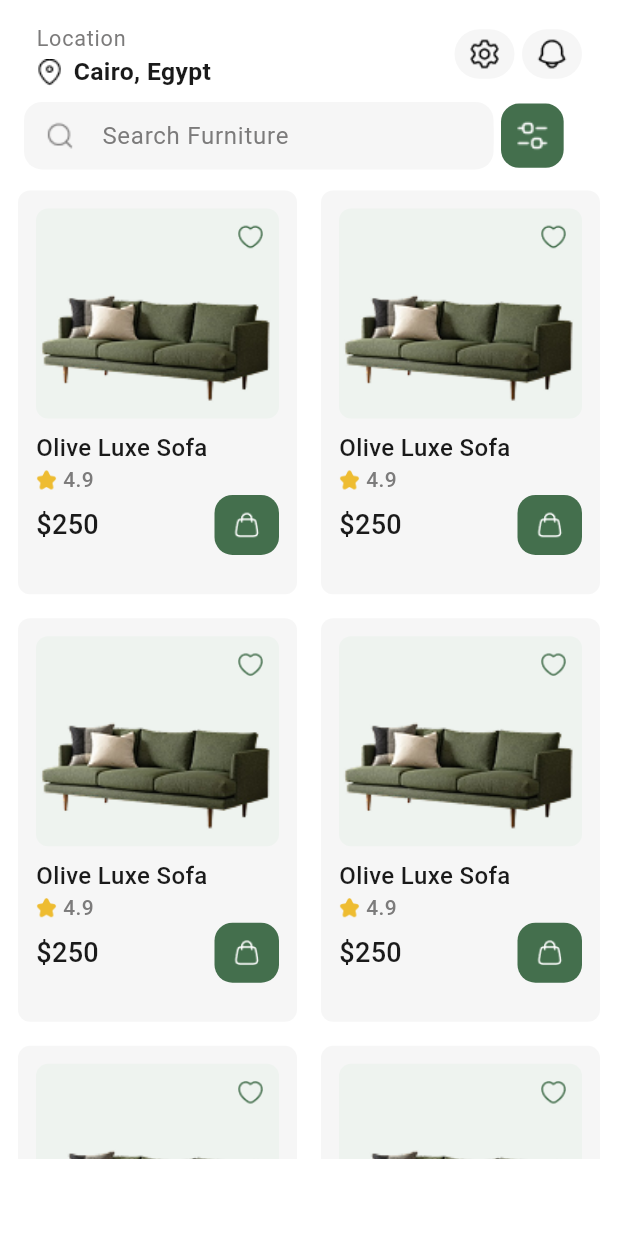
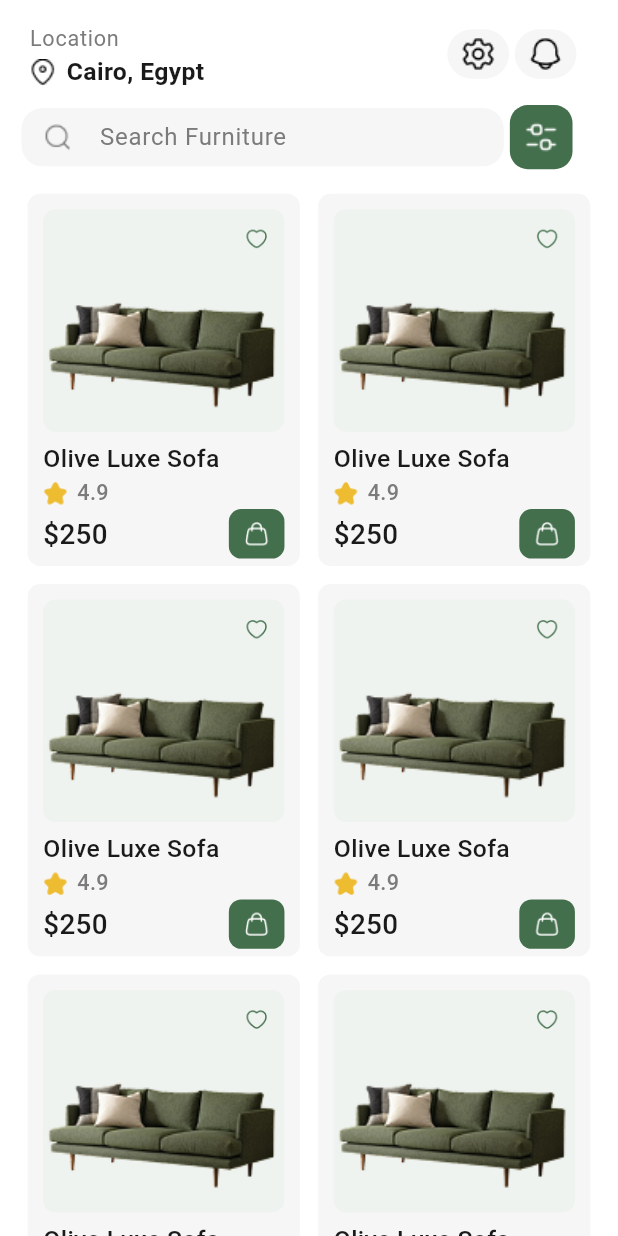
Before and after one commit to FarhaAhmed21/Decora, a Flutter app: the FavouriteScreen screen opened directly, on a phone screen of 412 x 824 dp. Run offline on Flutter 3.47's test engine with Material 3 defaults, Android fonts, the phone set to English and light mode, and no system bars; our stand-ins replace flutter_bloc, font_awesome_flutter, lottie; missing offline and left inert: flutter_image_overlap; Roboto replaces fonts that are missing (Montserratt).

Commit message:
responsive:  grid parameters

```diff
--- a/lib/core/utils/app_size.dart
+++ b/lib/core/utils/app_size.dart
@@ -1,6 +1,10 @@
 import 'package:flutter/material.dart';
 
 class AppSize {
+  // Base design reference (e.g., iPhone 12 screen)
+  static const baseWidth = 390.0;
+  static const baseHeight = 844.0;
+
   static double width(BuildContext context) =>
       MediaQuery.of(context).size.width;
 
--- a/lib/main.dart
+++ b/lib/main.dart
@@ -1,6 +1,8 @@
 import 'package:decora/core/l10n/app_localizations.dart';
 import 'package:decora/core/l10n/local_cubit.dart';
 import 'package:decora/src/features/cart/pages/main_cart_page.dart';
+import 'package:decora/src/features/categories/screens/categories_screen.dart';
+import 'package:decora/src/features/favourites/screens/favourite_screen.dart';
 import 'package:decora/src/features/splash/cubit/splash_cubit.dart';
 import 'package:decora/src/shared/theme/app_colors.dart';
 import 'package:flutter/material.dart';
@@ -35,7 +37,7 @@ class MyApp extends StatelessWidget {
             GlobalCupertinoLocalizations.delegate,
           ],
           supportedLocales: const [Locale('en'), Locale('ar')],
-          home: const MainCartPage(),
+          home: const FavouriteScreen(),
           theme: ThemeData(
             fontFamily: 'Montserratt',
             scaffoldBackgroundColor: AppColors.background,
--- a/lib/src/features/favourites/screens/favourite_screen.dart
+++ b/lib/src/features/favourites/screens/favourite_screen.dart
@@ -1,3 +1,4 @@
+import 'package:decora/core/utils/app_size.dart';
 import 'package:decora/src/shared/components/custom_card.dart';
 import 'package:decora/src/shared/components/searchbar.dart';
 import 'package:decora/src/shared/components/top_location_bar.dart';
@@ -13,25 +14,33 @@ class FavouriteScreen extends StatefulWidget {
 class _FavouriteScreenState extends State<FavouriteScreen> {
   @override
   Widget build(BuildContext context) {
+    final h = AppSize.height(context);
+    final w = AppSize.width(context);
+    final isLandscape = w > h;
+
     return Scaffold(
       body: SafeArea(
         child: Column(
           children: [
             const TopLocationBar(),
-            const SizedBox(height: 35),
+            SizedBox(height: h * 0.045),
             const CustomSearchBar(),
-            const SizedBox(height: 10),
-            Padding(
-              padding: const EdgeInsets.symmetric(horizontal: 8.0),
-              child: SizedBox(
-                height: 650,
+            SizedBox(height: h * 0.015),
+            Expanded(
+              child: Padding(
+                padding: EdgeInsets.symmetric(horizontal: w * 0.035),
                 child: LayoutBuilder(
                   builder: (context, constraints) {
                     return GridView.count(
-                      crossAxisCount: 2,
-                      childAspectRatio: 0.70,
-                      mainAxisSpacing: 8,
-                      crossAxisSpacing: 8,
+                      crossAxisCount: (w ~/ (180 * w)).clamp(
+                        2,
+                        isLandscape ? 4 : 6,
+                      ),
+                      childAspectRatio: isLandscape
+                          ? w / (h * 1.6)
+                          : w / (h / 1.48),
+                      mainAxisSpacing: 0.010 * w,
+                      crossAxisSpacing: 0.010 * w,
                       children: List.generate(8, (index) {
                         return const CustomCard();
                       }),
--- a/lib/src/shared/components/custom_card.dart
+++ b/lib/src/shared/components/custom_card.dart
@@ -1,4 +1,5 @@
 import 'package:decora/core/l10n/app_localizations.dart';
+import 'package:decora/core/utils/app_size.dart';
 import 'package:decora/generated/assets.dart';
 import 'package:decora/src/shared/theme/app_colors.dart';
 import 'package:flutter/material.dart';
@@ -14,14 +15,20 @@ class _CustomCardState extends State<CustomCard> {
   bool isFavourite = false;
   @override
   Widget build(BuildContext context) {
+    final h = AppSize.height(context);
+    final w = AppSize.width(context);
     return Card(
       elevation: 0,
-      shape: RoundedRectangleBorder(borderRadius: BorderRadius.circular(8)),
+      shape: RoundedRectangleBorder(
+        borderRadius: BorderRadius.circular(w * 0.02),
+      ),
       color: AppColors.cardColor,
       child: Container(
-        width: 200,
-        padding: const EdgeInsets.all(12),
-        decoration: BoxDecoration(borderRadius: BorderRadius.circular(8)),
+        width: w * 0.20,
+        padding: EdgeInsets.all(w * 0.025),
+        decoration: BoxDecoration(
+          borderRadius: BorderRadius.circular(w * 0.02),
+        ),
         child: Column(
           crossAxisAlignment: CrossAxisAlignment.start,
           children: [
@@ -29,13 +36,13 @@ class _CustomCardState extends State<CustomCard> {
               children: [
                 Container(
                   decoration: BoxDecoration(
-                    borderRadius: BorderRadius.circular(8),
+                    borderRadius: BorderRadius.circular(w * 0.02),
                     color: AppColors.productCardColor,
                   ),
                   child: ClipRRect(
                     child: Image.asset(
                       Assets.luxeSofa,
-                      height: 140,
+                      height: h * 0.18,
                       width: double.infinity,
                       fit: BoxFit.cover,
                     ),
@@ -43,8 +50,8 @@ class _CustomCardState extends State<CustomCard> {
                 ),
 
                 Positioned(
-                  top: 10,
-                  right: 10,
+                  top: h * 0.015,
+                  right: w * 0.020,
                   child: GestureDetector(
                     onTap: () {
                       setState(() {
@@ -73,27 +80,27 @@ class _CustomCardState extends State<CustomCard> {
                         ? Image.asset(
                             Assets.heartIcon,
                             color: AppColors.primary,
-                            width: 18,
-                            height: 18,
+                            width: w * 0.05,
+                            height: h * 0.018,
                           )
                         : Image.asset(
                             Assets.heartOutline,
                             color: AppColors.primary,
-                            width: 18,
-                            height: 18,
+                            width: w * 0.05,
+                            height: h * 0.018,
                           ),
                   ),
                 ),
               ],
             ),
-            const SizedBox(height: 8),
+            SizedBox(height: h * 0.008),
 
             // Title
-            const Text(
+            Text(
               "Olive Luxe Sofa",
               style: TextStyle(
                 fontWeight: FontWeight.w500,
-                fontSize: 16,
+                fontSize: w * 0.04,
                 color: AppColors.mainText,
               ),
             ),
@@ -101,12 +108,12 @@ class _CustomCardState extends State<CustomCard> {
             //const SizedBox(height: 1),
             Row(
               children: [
-                Image.asset(Assets.starIcon, width: 14, height: 14),
-                const SizedBox(width: 4),
-                const Text(
+                Image.asset(Assets.starIcon, width: w * 0.04, height: w * 0.04),
+                SizedBox(width: w * 0.015),
+                Text(
                   "4.9",
                   style: TextStyle(
-                    fontSize: 14,
+                    fontSize: w * 0.035,
                     fontWeight: FontWeight.w500,
                     color: AppColors.secondaryText,
                   ),
@@ -118,10 +125,10 @@ class _CustomCardState extends State<CustomCard> {
             Row(
               mainAxisAlignment: MainAxisAlignment.spaceBetween,
               children: [
-                const Text(
+                Text(
                   "\$250",
                   style: TextStyle(
-                    fontSize: 18,
+                    fontSize: w * 0.045,
                     color: AppColors.mainText,
                     fontWeight: FontWeight.w500,
                   ),
@@ -146,18 +153,18 @@ class _CustomCardState extends State<CustomCard> {
                     );
                   },
                   child: Container(
-                    width: 43,
-                    height: 40,
-                    padding: const EdgeInsets.all(11.03),
+                    width: w * 0.09,
+                    height: h * 0.040,
+                    padding: const EdgeInsets.all(8),
                     decoration: BoxDecoration(
                       color: AppColors.primary,
-                      borderRadius: BorderRadius.circular(12),
+                      borderRadius: BorderRadius.circular(w * 0.02),
                     ),
                     child: Image.asset(
                       Assets.shoppingBagIcon,
                       color: Colors.white,
-                      width: 30,
-                      height: 30,
+                      width: w * 0.30,
+                      height: h * 0.030,
                     ),
                   ),
                 ),
--- a/lib/src/shared/components/searchbar.dart
+++ b/lib/src/shared/components/searchbar.dart
@@ -9,17 +9,19 @@ class CustomSearchBar extends StatelessWidget {
 
   @override
   Widget build(BuildContext context) {
+    final h = AppSize.height(context);
+    final w = AppSize.width(context);
     return Padding(
-      padding: const EdgeInsets.symmetric(horizontal: 16.0),
+      padding: EdgeInsets.symmetric(horizontal: w * 0.035),
       child: Row(
         children: [
           Container(
-            width: 313,
-            height: 45,
+            width: w * 0.78,
+            height: h * 0.047,
             decoration: ShapeDecoration(
               color: const Color(0xFFF6F6F6),
               shape: RoundedRectangleBorder(
-                borderRadius: BorderRadius.circular(12),
+                borderRadius: BorderRadius.circular(w * 0.033),
               ),
             ),
             child: Row(
@@ -29,7 +31,7 @@ class CustomSearchBar extends StatelessWidget {
                     height: AppSize.height(context) * 0.04,
                     decoration: BoxDecoration(
                       color: AppColors.cardColor,
-                      borderRadius: BorderRadius.circular(12),
+                      borderRadius: BorderRadius.circular(w * 0.033),
                     ),
                     child: TextField(
                       decoration: InputDecoration(
@@ -46,7 +48,7 @@ class CustomSearchBar extends StatelessWidget {
               ],
             ),
           ),
-          const SizedBox(width: 5),
+          SizedBox(width: w * 0.01),
           InkWell(
             borderRadius: BorderRadius.circular(12),
             onTap: () {},
--- a/lib/src/shared/components/top_location_bar.dart
+++ b/lib/src/shared/components/top_location_bar.dart
@@ -13,7 +13,7 @@ class TopLocationBar extends StatelessWidget {
     final height = size.height;
 
     return Padding(
-      padding: EdgeInsets.only(left: width * 0.02),
+      padding: EdgeInsets.symmetric(horizontal: width * 0.009),
       child: SizedBox(
         height: height * 0.04,
         child: ListTile(
@@ -51,34 +51,34 @@ class TopLocationBar extends StatelessWidget {
                 borderRadius: BorderRadius.circular(width * 0.03),
                 onTap: () {},
                 child: Container(
-                  padding: const EdgeInsets.all(6),
-                  width: 40,
+                  padding: EdgeInsets.all(width * 0.001),
+                  width: width * 0.1,
                   decoration: BoxDecoration(
                     color: AppColors.cardColor,
-                    borderRadius: BorderRadius.circular(50),
+                    borderRadius: BorderRadius.circular(width * 0.05),
                   ),
                   child: Image.asset(
                     Assets.settingsIcon,
                     color: Colors.black,
-                    width: 25,
+                    width: width * 0.025,
                   ),
                 ),
               ),
-              const SizedBox(width: 5),
+              SizedBox(width: width * 0.009),
               InkWell(
                 borderRadius: BorderRadius.circular(width * 0.03),
                 onTap: () {},
                 child: Container(
-                  padding: const EdgeInsets.all(6),
-                  width: 40,
+                  padding: EdgeInsets.all(width * 0.001),
+                  width: width * 0.1,
                   decoration: BoxDecoration(
                     color: AppColors.cardColor,
-                    borderRadius: BorderRadius.circular(50),
+                    borderRadius: BorderRadius.circular(width * 0.05),
                   ),
                   child: Image.asset(
                     Assets.notificationIcon,
                     color: Colors.black,
-                    width: 25,
+                    width: width * 0.025,
                   ),
                 ),
               ),
--- a/pubspec.yaml
+++ b/pubspec.yaml
@@ -37,6 +37,7 @@ dependencies:
     sdk: flutter
   lottie: ^3.3.2
   font_awesome_flutter: ^10.10.0
+  flutter_screenutil: ^5.9.3
 
 dev_dependencies:
   flutter_lints: ^5.0.0
```
Also changed, not shown: lib/src/features/categories/screens/categories_screen.dart (+27 -10 lines), lib/src/features/categories/widgets/category_card.dart (+7 -6 lines), lib/src/shared/components/appbar.dart (+14 -10 lines), pubspec.lock.
